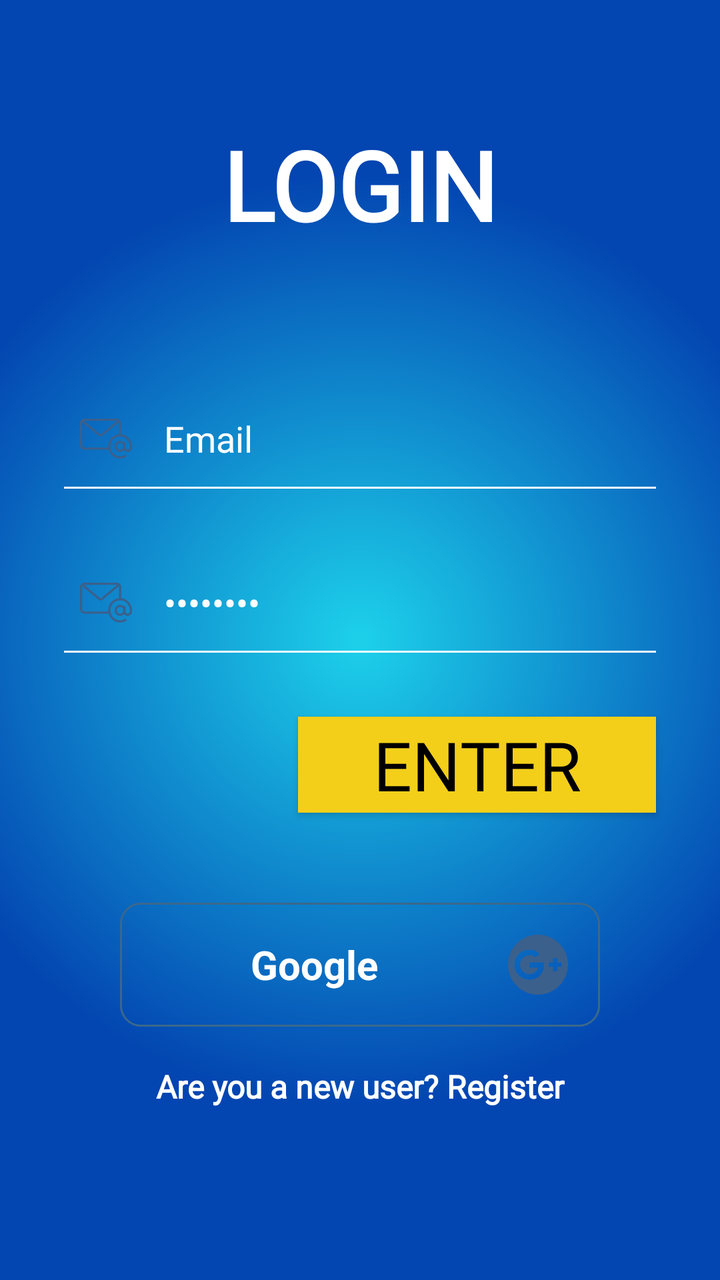
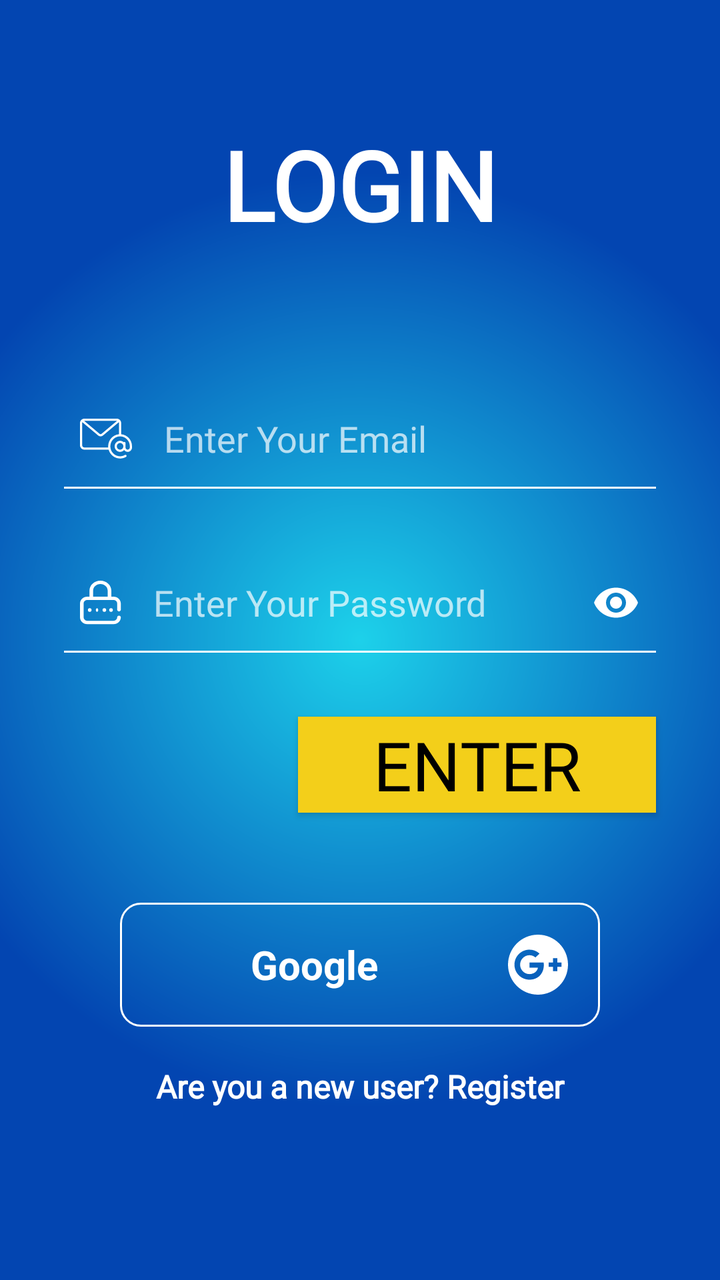

Screens rendered from an Android XML layout before and after an edit, with the pre-edit source and the edit as a unified diff.
<!-- AndroidManifest.xml: application theme Theme.SupplyDrop -->
<!-- res/layout/activity_login.xml -->
<?xml version="1.0" encoding="utf-8"?>
<androidx.constraintlayout.widget.ConstraintLayout xmlns:android="http://schemas.android.com/apk/res/android"
    xmlns:app="http://schemas.android.com/apk/res-auto"
    xmlns:tools="http://schemas.android.com/tools"
    android:id="@+id/main"
    android:layout_width="match_parent"
    android:layout_height="match_parent"
    android:background="@drawable/login_background"
    tools:context=".MainActivity">

    <ScrollView
        android:layout_width="match_parent"
        android:layout_height="match_parent"
        app:layout_constraintBottom_toBottomOf="parent"
        app:layout_constraintEnd_toEndOf="parent"
        app:layout_constraintStart_toStartOf="parent"
        app:layout_constraintTop_toTopOf="parent">

        <LinearLayout
            android:layout_width="match_parent"
            android:layout_height="wrap_content"
            android:orientation="vertical">

            <TextView
                android:id="@+id/loginLbl"
                android:layout_width="match_parent"
                android:layout_height="wrap_content"
                android:fontFamily="@font/luckiest_guy"
                android:gravity="center"
                android:paddingTop="60dp"
                android:paddingBottom="30dp"
                android:text="LOGIN"
                android:textAlignment="center"
                android:textColor="@color/white"
                android:textSize="48sp"
                android:textStyle="bold" />

            <EditText
                android:id="@+id/emailTxt"
                android:layout_width="match_parent"
                android:layout_height="50dp"
                android:layout_marginStart="32dp"
                android:layout_marginTop="40dp"
                android:layout_marginEnd="32dp"
                android:background="@drawable/edittext_background"
                android:drawableStart="@drawable/email"
                android:drawablePadding="16dp"
                android:ems="10"
                android:fontFamily="@font/luckiest_guy"
                android:hint="Enter Your Email"
                android:inputType="textEmailAddress"
                android:padding="8dp"
                android:text="Email"
                android:textColor="@color/white" />

            <EditText
                android:id="@+id/passwordTxt"
                android:layout_width="match_parent"
                android:layout_height="50dp"
                android:layout_marginStart="32dp"
                android:layout_marginTop="32dp"
                android:layout_marginEnd="32dp"
                android:background="@drawable/edittext_background"
                android:drawableStart="@drawable/email"
                android:drawablePadding="16dp"
                android:ems="10"
                android:fontFamily="@font/luckiest_guy"
                android:hint="Enter Your Password"
                android:inputType="textPassword"
                android:padding="8dp"
                android:text="Password"
                android:textColor="@color/white"
                android:textColorHint="#756C6C" />

            <Button
                android:id="@+id/enterBtn"
                android:layout_width="179dp"
                android:layout_height="wrap_content"
                android:layout_gravity="end"
                android:layout_marginTop="32dp"
                android:layout_marginEnd="32dp"
                android:background="@color/yellow"
                android:fontFamily="@font/luckiest_guy"
                android:text="ENTER"
                android:textAppearance="@style/TextAppearance.AppCompat.Display1"
                android:textColor="@color/black" />

            <LinearLayout
                android:layout_width="match_parent"
                android:layout_height="104dp"
                android:layout_marginStart="32dp"
                android:layout_marginTop="8dp"
                android:layout_marginEnd="32dp"
                android:gravity="center"
                android:orientation="horizontal">

                <Button
                    android:id="@+id/googleBtn"
                    style="@android:style/Widget.Button"
                    android:layout_width="wrap_content"
                    android:layout_height="wrap_content"
                    android:layout_marginTop="16dp"
                    android:background="@drawable/btn_background"
                    android:drawableEnd="@drawable/google"
                    android:drawablePadding="16dp"
                    android:maxWidth="320dp"
                    android:minWidth="240dp"
                    android:padding="16dp"
                    android:text="Google"
                    android:textColor="#FFFFFF"
                    android:textSize="20sp"
                    android:textStyle="bold" />
            </LinearLayout>

            <TextView
                android:id="@+id/textView4"
                android:layout_width="match_parent"
                android:layout_height="wrap_content"
                android:layout_marginTop="14dp"
                android:fontFamily="@font/luckiest_guy"
                android:text="Are you a new user? Register"
                android:textAlignment="center"
                android:textColor="@color/white"
                android:textSize="16sp"
                android:textStyle="bold" />

        </LinearLayout>
    </ScrollView>
</androidx.constraintlayout.widget.ConstraintLayout>
<!-- resources referenced by this layout -->
<resources>
  <color name="black">#FF000000</color>
  <color name="white">#FFFFFFFF</color>
  <color name="yellow">#F3CF1A</color>
  <!-- drawable btn_background (drawable) -->
  <?xml version="1.0" encoding="utf-8"?>
  <selector xmlns:android="http://schemas.android.com/apk/res/android">
      <item>
          <shape android:shape="rectangle">
              <stroke android:width="1dp" android:color="#3b688c"/>
  
              <corners android:radius="10dp"/>
          </shape>
      </item>
  </selector>
  <!-- drawable edittext_background (drawable) -->
  <?xml version="1.0" encoding="utf-8"?>
  <layer-list xmlns:android="http://schemas.android.com/apk/res/android">
      <item android:top="-3dp" android:bottom="-1dp" android:right="-3dp" android:left="-3dp">
          <shape android:shape="rectangle">
              <stroke android:width="2dp" android:color="@color/white"/>
          </shape>
      </item>
  </layer-list>
  <!-- drawable email: png bitmap (drawable-hdpi, 1038 bytes) -->
  <!-- drawable google: png bitmap (drawable-hdpi, 1180 bytes) -->
  <!-- drawable login_background (drawable) -->
  <?xml version="1.0" encoding="utf-8"?>
  <shape xmlns:android="http://schemas.android.com/apk/res/android">
      <gradient
          android:type="radial"
          android:gradientRadius="65%p"
          android:centerX="50%"
          android:centerY="50%"
          android:startColor="@color/lblue"
          android:endColor="@color/dblue">
  
      </gradient></shape>
  <style name="Theme.SupplyDrop" parent="Base.Theme.SupplyDrop" />
  <color name="lblue">#1DD1EA</color>
  <color name="dblue">#0345B1</color>
  <style name="Base.Theme.SupplyDrop" parent="Theme.AppCompat.NoActionBar">
          
          
      </style>
</resources>

<!-- the commit's change to res/layout/activity_login.xml (unified diff, before → after) -->
@@ -49,8 +49,8 @@
                 android:fontFamily="@font/luckiest_guy"
                 android:hint="Enter Your Email"
                 android:inputType="textEmailAddress"
+                android:drawableTint="@color/white"
                 android:padding="8dp"
-                android:text="Email"
                 android:textColor="@color/white" />
 
             <EditText
@@ -61,16 +61,16 @@
                 android:layout_marginTop="32dp"
                 android:layout_marginEnd="32dp"
                 android:background="@drawable/edittext_background"
-                android:drawableStart="@drawable/email"
+                android:drawableStart="@drawable/password"
                 android:drawablePadding="16dp"
                 android:ems="10"
                 android:fontFamily="@font/luckiest_guy"
                 android:hint="Enter Your Password"
                 android:inputType="textPassword"
+                android:drawableTint="@color/white"
                 android:padding="8dp"
-                android:text="Password"
                 android:textColor="@color/white"
-                android:textColorHint="#756C6C" />
+                android:drawableEnd="@drawable/baseline_visibility_24"/>
 
             <Button
                 android:id="@+id/enterBtn"
@@ -80,6 +80,7 @@
                 android:layout_marginTop="32dp"
                 android:layout_marginEnd="32dp"
                 android:background="@color/yellow"
+                app:backgroundTint="@null"
                 android:fontFamily="@font/luckiest_guy"
                 android:text="ENTER"
                 android:textAppearance="@style/TextAppearance.AppCompat.Display1"
@@ -102,18 +103,20 @@
                     android:layout_marginTop="16dp"
                     android:background="@drawable/btn_background"
                     android:drawableEnd="@drawable/google"
+                    android:drawableTint="@color/white"
                     android:drawablePadding="16dp"
                     android:maxWidth="320dp"
                     android:minWidth="240dp"
                     android:padding="16dp"
                     android:text="Google"
+                    app:backgroundTint="@null"
                     android:textColor="#FFFFFF"
                     android:textSize="20sp"
                     android:textStyle="bold" />
             </LinearLayout>
 
             <TextView
-                android:id="@+id/textView4"
+                android:id="@+id/registerTxt"
                 android:layout_width="match_parent"
                 android:layout_height="wrap_content"
                 android:layout_marginTop="14dp"
<!-- resource entries referenced after the edit -->
@@ -3,12 +3,18 @@
   <color name="black">#FF000000</color>
   <color name="white">#FFFFFFFF</color>
   <color name="yellow">#F3CF1A</color>
+  <!-- drawable baseline_visibility_24 (drawable) -->
+  <vector xmlns:android="http://schemas.android.com/apk/res/android" android:height="24dp" android:tint="#000000" android:viewportHeight="24" android:viewportWidth="24" android:width="24dp">
+        
+      <path android:fillColor="@android:color/white" android:pathData="M12,4.5C7,4.5 2.73,7.61 1,12c1.73,4.39 6,7.5 11,7.5s9.27,-3.11 11,-7.5c-1.73,-4.39 -6,-7.5 -11,-7.5zM12,17c-2.76,0 -5,-2.24 -5,-5s2.24,-5 5,-5 5,2.24 5,5 -2.24,5 -5,5zM12,9c-1.66,0 -3,1.34 -3,3s1.34,3 3,3 3,-1.34 3,-3 -1.34,-3 -3,-3z"/>
+      
+  </vector>
   <!-- drawable btn_background (drawable) -->
   <?xml version="1.0" encoding="utf-8"?>
   <selector xmlns:android="http://schemas.android.com/apk/res/android">
       <item>
           <shape android:shape="rectangle">
-              <stroke android:width="1dp" android:color="#3b688c"/>
+              <stroke android:width="1dp" android:color="@android:color/background_light"/>
   
               <corners android:radius="10dp"/>
           </shape>
@@ -37,6 +43,7 @@
           android:endColor="@color/dblue">
   
       </gradient></shape>
+  <!-- drawable password: png bitmap (drawable-hdpi, 707 bytes) -->
   <style name="Theme.SupplyDrop" parent="Base.Theme.SupplyDrop" />
   <color name="lblue">#1DD1EA</color>
   <color name="dblue">#0345B1</color>
